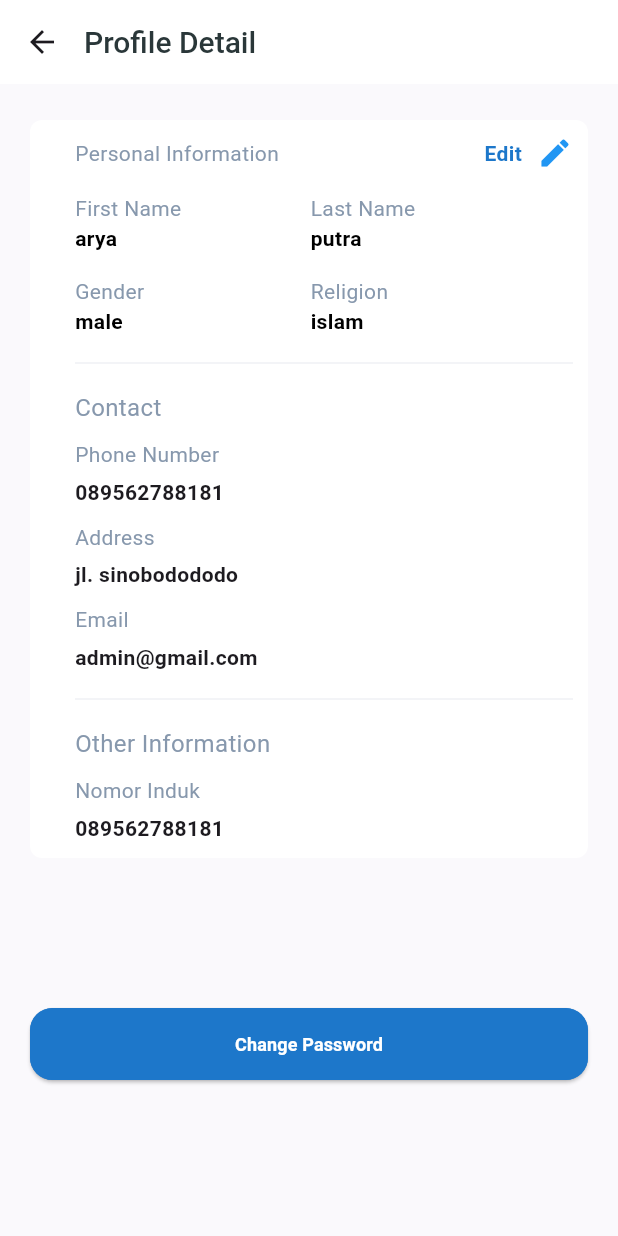
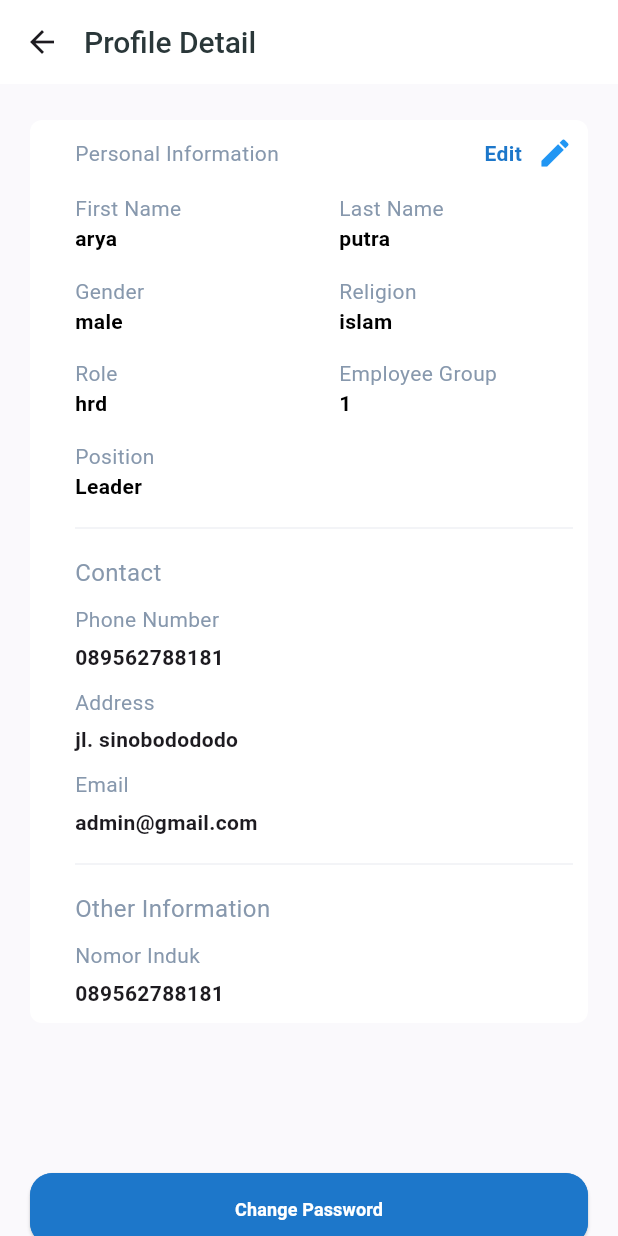
Before and after one commit to wildanarkan/magang_flutter, a Flutter app: the ProfileDetailPage screen opened directly, on a phone screen of 412 x 824 dp. Run offline on Flutter 3.47's test engine with Material 3 defaults, Android fonts, the phone set to English and light mode, and no system bars; our stand-ins replace dotted_border, get, image_picker.

Commit message:
fix : Profile Detail Page

```diff
--- a/lib/pages/profile_detail_page.dart
+++ b/lib/pages/profile_detail_page.dart
@@ -67,9 +67,9 @@ class ProfileDetailPage extends StatelessWidget {
                           height: 15,
                         ),
                         Row(
-                          mainAxisAlignment: MainAxisAlignment.spaceBetween,
                           children: [
-                            Column(
+                            Expanded(
+                              child: Column(
                                 crossAxisAlignment: CrossAxisAlignment.start,
                                 children: [
                                   Text(
@@ -82,9 +82,38 @@ class ProfileDetailPage extends StatelessWidget {
                                         color: Colors.black,
                                         fontWeight: FontWeight.bold),
                                   ),
+                                ],
+                              ),
+                            ),
+                            const SizedBox(width: 20),
+                            Expanded(
+                              child: Column(
+                                crossAxisAlignment: CrossAxisAlignment.start,
+                                children: [
+                                  Text(
+                                    'Last Name',
+                                    style: TextStyle(color: AppColor.textBody),
+                                  ),
+                                  const Text(
+                                    'putra',
+                                    style: TextStyle(
+                                        color: Colors.black,
+                                        fontWeight: FontWeight.bold),
+                                  ),
+                                ],
+                              ),
+                            ),
+                          ],
+                        ),
                         const SizedBox(
                           height: 15,
                         ),
+                        Row(
+                          children: [
+                            Expanded(
+                              child: Column(
+                                crossAxisAlignment: CrossAxisAlignment.start,
+                                children: [
                                   Text(
                                     'Gender',
                                     style: TextStyle(color: AppColor.textBody),
@@ -97,22 +126,12 @@ class ProfileDetailPage extends StatelessWidget {
                                   ),
                                 ],
                               ),
-                            Column(
+                            ),
+                            const SizedBox(width: 20),
+                            Expanded(
+                              child: Column(
                                 crossAxisAlignment: CrossAxisAlignment.start,
                                 children: [
-                                Text(
-                                  'Last Name',
-                                  style: TextStyle(color: AppColor.textBody),
-                                ),
-                                const Text(
-                                  'putra',
-                                  style: TextStyle(
-                                      color: Colors.black,
-                                      fontWeight: FontWeight.bold),
-                                ),
-                                const SizedBox(
-                                  height: 15,
-                                ),
                                   Text(
                                     'Religion',
                                     style: TextStyle(color: AppColor.textBody),
@@ -123,15 +142,65 @@ class ProfileDetailPage extends StatelessWidget {
                                         color: Colors.black,
                                         fontWeight: FontWeight.bold),
                                   ),
-                                const SizedBox(
-                                  width: 19,
-                                )
+                                ],
+                              ),
+                            ),
                           ],
                         ),
                         const SizedBox(
-                              width: 19,
-                            )
+                          height: 15,
+                        ),
+                        Row(
+                          children: [
+                            Expanded(
+                              child: Column(
+                                crossAxisAlignment: CrossAxisAlignment.start,
+                                children: [
+                                  Text(
+                                    'Role',
+                                    style: TextStyle(color: AppColor.textBody),
+                                  ),
+                                  const Text(
+                                    'hrd',
+                                    style: TextStyle(
+                                        color: Colors.black,
+                                        fontWeight: FontWeight.bold),
+                                  ),
                                 ],
+                              ),
+                            ),
+                            const SizedBox(width: 20),
+                            Expanded(
+                              child: Column(
+                                crossAxisAlignment: CrossAxisAlignment.start,
+                                children: [
+                                  Text(
+                                    'Employee Group',
+                                    style: TextStyle(color: AppColor.textBody),
+                                  ),
+                                  const Text(
+                                    '1',
+                                    style: TextStyle(
+                                        color: Colors.black,
+                                        fontWeight: FontWeight.bold),
+                                  ),
+                                ],
+                              ),
+                            ),
+                          ],
+                        ),
+                        const SizedBox(
+                          height: 15,
+                        ),
+                        Text(
+                          'Position',
+                          style: TextStyle(color: AppColor.textBody),
+                        ),
+                        const Text(
+                          'Leader',
+                          style: TextStyle(
+                              color: Colors.black,
+                              fontWeight: FontWeight.bold),
                         ),
                         const SizedBox(
                           height: 10,
```
Lines whose indentation alone changed are shown as unchanged.
